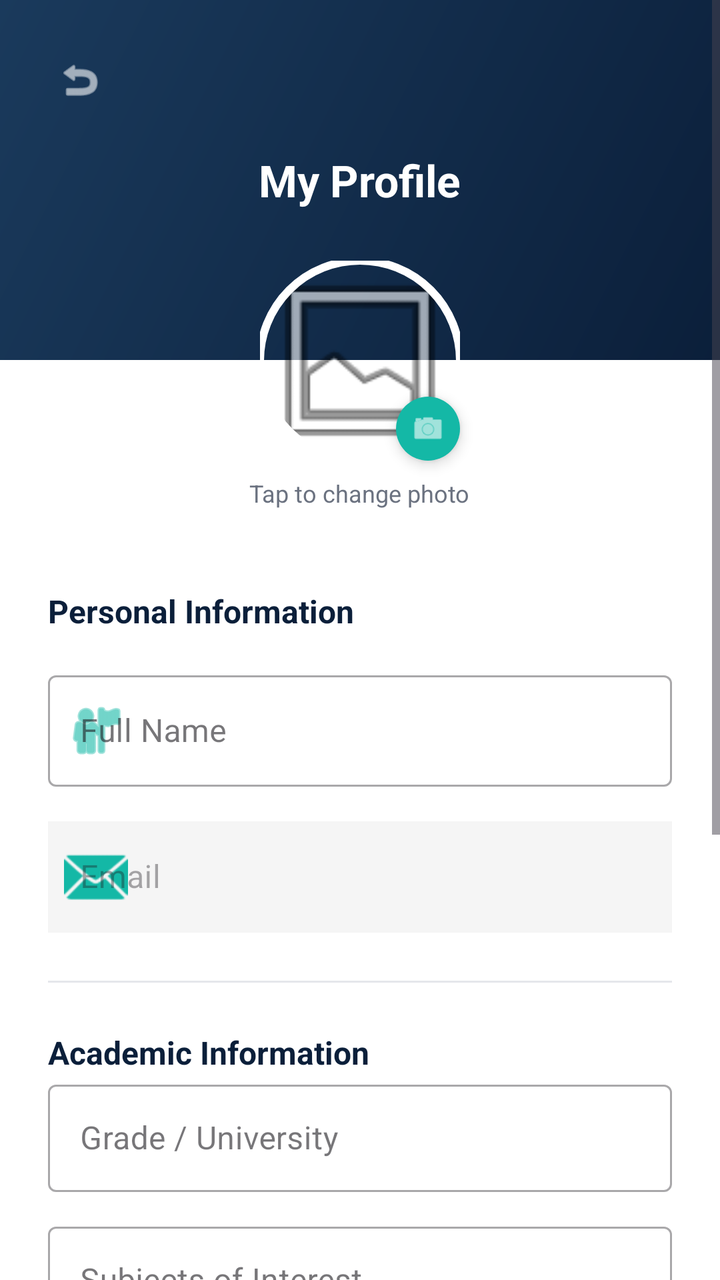
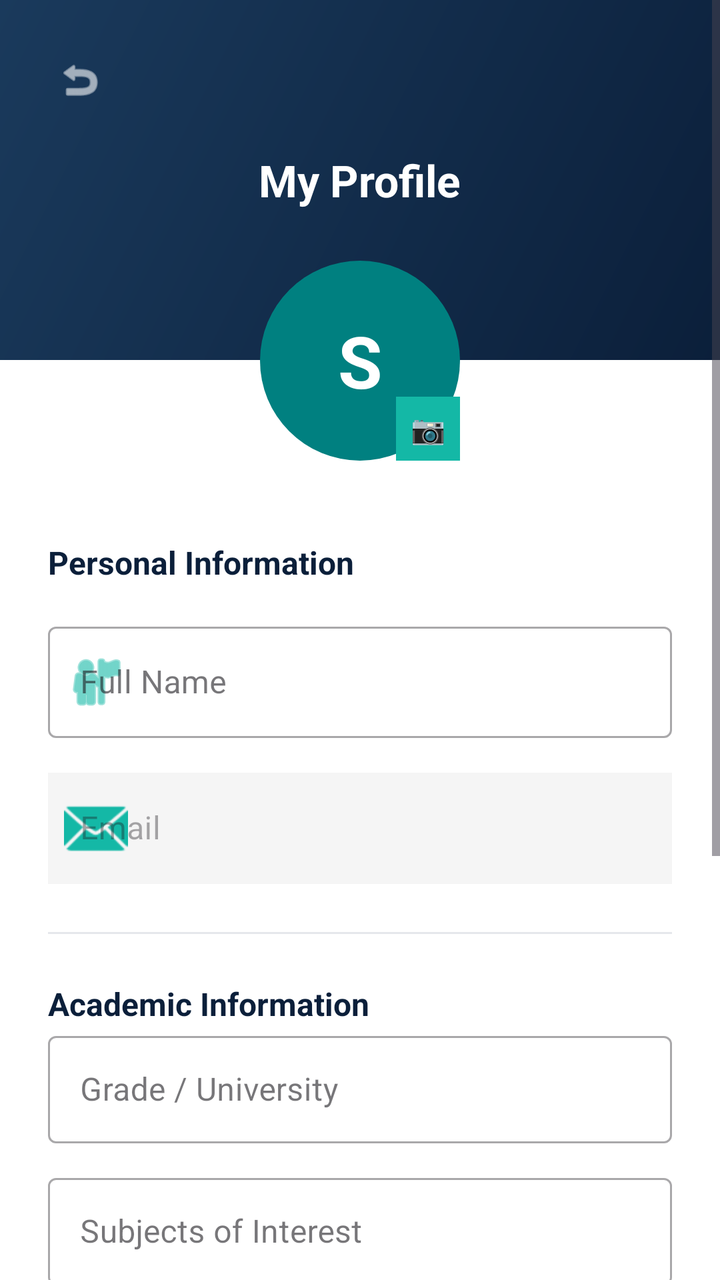

An Android layout rendered at two revisions. The XML below is the earlier revision; the diff shows what the commit changed to produce the second picture.
<!-- AndroidManifest.xml: application theme Theme.UniAssist -->
<!-- res/layout/activity_edit_profile.xml -->
<?xml version="1.0" encoding="utf-8"?>
<ScrollView xmlns:android="http://schemas.android.com/apk/res/android"
    xmlns:app="http://schemas.android.com/apk/res-auto"
    android:layout_width="match_parent"
    android:layout_height="match_parent"
    android:background="@color/white"
    android:fillViewport="true">

    <LinearLayout
        android:layout_width="match_parent"
        android:layout_height="wrap_content"
        android:orientation="vertical">

        
        <RelativeLayout
            android:layout_width="match_parent"
            android:layout_height="180dp"
            android:background="@drawable/bg_header_gradient">

            <ImageView
                android:id="@+id/ivBack"
                android:layout_width="48dp"
                android:layout_height="48dp"
                android:layout_margin="16dp"
                android:padding="12dp"
                android:src="@android:drawable/ic_menu_revert"
                app:tint="@color/white" />

            <TextView
                android:layout_width="wrap_content"
                android:layout_height="wrap_content"
                android:layout_centerInParent="true"
                android:text="@string/my_profile"
                android:textColor="@color/white"
                android:textSize="22sp"
                android:textStyle="bold" />
        </RelativeLayout>

        
        <RelativeLayout
            android:layout_width="match_parent"
            android:layout_height="wrap_content"
            android:layout_marginTop="-50dp">

            <com.google.android.material.imageview.ShapeableImageView
                android:id="@+id/ivProfile"
                android:layout_width="100dp"
                android:layout_height="100dp"
                android:layout_centerHorizontal="true"
                android:scaleType="centerCrop"
                android:src="@android:drawable/ic_menu_gallery"
                app:shapeAppearanceOverlay="@style/CircleImage"
                app:strokeColor="@color/white"
                app:strokeWidth="4dp" />

            <RelativeLayout
                android:id="@+id/rlChangePhoto"
                android:layout_width="32dp"
                android:layout_height="32dp"
                android:layout_alignBottom="@id/ivProfile"
                android:layout_alignEnd="@id/ivProfile"
                android:background="@drawable/bg_unread_indicator"
                android:elevation="4dp">

                <ImageView
                    android:layout_width="18dp"
                    android:layout_height="18dp"
                    android:layout_centerInParent="true"
                    android:src="@android:drawable/ic_menu_camera"
                    app:tint="@color/white" />
            </RelativeLayout>

            <TextView
                android:layout_width="wrap_content"
                android:layout_height="wrap_content"
                android:layout_below="@id/ivProfile"
                android:layout_centerHorizontal="true"
                android:layout_marginTop="8dp"
                android:text="@string/tap_to_change"
                android:textColor="@color/text_secondary"
                android:textSize="12sp" />
        </RelativeLayout>

        
        <androidx.cardview.widget.CardView
            android:layout_width="match_parent"
            android:layout_height="wrap_content"
            android:layout_marginTop="16dp"
            app:cardCornerRadius="24dp"
            app:cardElevation="0dp">

            <LinearLayout
                android:layout_width="match_parent"
                android:layout_height="wrap_content"
                android:orientation="vertical"
                android:padding="24dp">

                <TextView
                    android:layout_width="wrap_content"
                    android:layout_height="wrap_content"
                    android:text="@string/personal_info"
                    android:textColor="@color/primary"
                    android:textStyle="bold"
                    android:textSize="16sp" />

                <com.google.android.material.textfield.TextInputLayout
                    style="@style/Widget.MaterialComponents.TextInputLayout.OutlinedBox"
                    android:layout_width="match_parent"
                    android:layout_height="wrap_content"
                    android:layout_marginTop="16dp"
                    android:hint="@string/full_name"
                    app:startIconDrawable="@android:drawable/ic_menu_myplaces"
                    app:startIconTint="@color/accent">

                    <com.google.android.material.textfield.TextInputEditText
                        android:id="@+id/etFullName"
                        android:layout_width="match_parent"
                        android:layout_height="wrap_content"
                        android:inputType="textPersonName" />
                </com.google.android.material.textfield.TextInputLayout>

                <com.google.android.material.textfield.TextInputLayout
                    style="@style/Widget.MaterialComponents.TextInputLayout.OutlinedBox"
                    android:layout_width="match_parent"
                    android:layout_height="wrap_content"
                    android:layout_marginTop="12dp"
                    android:enabled="false"
                    android:hint="@string/email"
                    app:endIconDrawable="@android:drawable/ic_lock_lock"
                    app:endIconTint="@color/text_hint"
                    app:startIconDrawable="@android:drawable/ic_dialog_email"
                    app:startIconTint="@color/accent">

                    <com.google.android.material.textfield.TextInputEditText
                        android:id="@+id/etEmail"
                        android:layout_width="match_parent"
                        android:layout_height="wrap_content"
                        android:background="#F5F5F5"
                        android:inputType="textEmailAddress" />
                </com.google.android.material.textfield.TextInputLayout>

                <View
                    android:layout_width="match_parent"
                    android:layout_height="1dp"
                    android:layout_marginTop="24dp"
                    android:background="@color/divider" />

                <TextView
                    android:layout_width="wrap_content"
                    android:layout_height="wrap_content"
                    android:layout_marginTop="24dp"
                    android:text="@string/academic_info"
                    android:textColor="@color/primary"
                    android:textStyle="bold"
                    android:textSize="16sp" />

                <com.google.android.material.textfield.TextInputLayout
                    android:layout_width="match_parent"
                    android:layout_height="wrap_content"
                    android:layout_marginBottom="12dp"
                    style="@style/Widget.MaterialComponents.TextInputLayout.OutlinedBox"
                    android:hint="Grade / University">

                    <com.google.android.material.textfield.TextInputEditText
                        android:id="@+id/etGradeUniversity"
                        android:layout_width="match_parent"
                        android:layout_height="wrap_content"
                        android:inputType="text"
                        android:padding="16dp"/>
                </com.google.android.material.textfield.TextInputLayout>

                <com.google.android.material.textfield.TextInputLayout
                    android:layout_width="match_parent"
                    android:layout_height="wrap_content"
                    android:layout_marginBottom="12dp"
                    style="@style/Widget.MaterialComponents.TextInputLayout.OutlinedBox"
                    android:hint="Subjects of Interest">

                    <com.google.android.material.textfield.TextInputEditText
                        android:id="@+id/etSubjectsOfInterest"
                        android:layout_width="match_parent"
                        android:layout_height="wrap_content"
                        android:inputType="text"
                        android:padding="16dp"
                        android:lines="2"/>
                </com.google.android.material.textfield.TextInputLayout>

                <View
                    android:layout_width="match_parent"
                    android:layout_height="1dp"
                    android:layout_marginTop="24dp"
                    android:background="@color/divider" />

                <TextView
                    android:layout_width="wrap_content"
                    android:layout_height="wrap_content"
                    android:layout_marginTop="24dp"
                    android:text="@string/account"
                    android:textColor="@color/primary"
                    android:textStyle="bold"
                    android:textSize="16sp" />

                <RelativeLayout
                    android:id="@+id/rlChangePassword"
                    android:layout_width="match_parent"
                    android:layout_height="48dp"
                    android:layout_marginTop="8dp"
                    android:clickable="true"
                    android:focusable="true"
                    android:foreground="?attr/selectableItemBackground">

                    <ImageView
                        android:id="@+id/ivLock"
                        android:layout_width="20dp"
                        android:layout_height="20dp"
                        android:layout_centerVertical="true"
                        android:src="@android:drawable/ic_lock_idle_lock"
                        app:tint="@color/accent" />

                    <TextView
                        android:layout_width="wrap_content"
                        android:layout_height="wrap_content"
                        android:layout_centerVertical="true"
                        android:layout_marginStart="12dp"
                        android:layout_toEndOf="@id/ivLock"
                        android:text="@string/change_password"
                        android:textColor="@color/primary"
                        android:textSize="14sp" />

                    <ImageView
                        android:layout_width="20dp"
                        android:layout_height="20dp"
                        android:layout_alignParentEnd="true"
                        android:layout_centerVertical="true"
                        android:src="@android:drawable/ic_menu_revert"
                        android:rotation="180"
                        app:tint="@color/text_hint" />
                </RelativeLayout>

                <RelativeLayout
                    android:id="@+id/rlLogout"
                    android:layout_width="match_parent"
                    android:layout_height="48dp"
                    android:clickable="true"
                    android:focusable="true"
                    android:foreground="?attr/selectableItemBackground">

                    <ImageView
                        android:id="@+id/ivExit"
                        android:layout_width="20dp"
                        android:layout_height="20dp"
                        android:layout_centerVertical="true"
                        android:src="@android:drawable/ic_lock_power_off"
                        app:tint="@color/error" />

                    <TextView
                        android:layout_width="wrap_content"
                        android:layout_height="wrap_content"
                        android:layout_centerVertical="true"
                        android:layout_marginStart="12dp"
                        android:layout_toEndOf="@id/ivExit"
                        android:text="@string/logout"
                        android:textColor="@color/error"
                        android:textSize="14sp" />

                    <ImageView
                        android:layout_width="20dp"
                        android:layout_height="20dp"
                        android:layout_alignParentEnd="true"
                        android:layout_centerVertical="true"
                        android:src="@android:drawable/ic_menu_revert"
                        android:rotation="180"
                        app:tint="@color/text_hint" />
                </RelativeLayout>

                <Button
                    android:id="@+id/btnSaveProfile"
                    android:layout_width="match_parent"
                    android:layout_height="56dp"
                    android:layout_marginTop="32dp"
                    android:layout_marginBottom="16dp"
                    android:backgroundTint="@color/accent"
                    android:text="@string/save_changes"
                    android:textAllCaps="false"
                    android:textStyle="bold"
                    app:cornerRadius="12dp" />

            </LinearLayout>
        </androidx.cardview.widget.CardView>
    </LinearLayout>

</ScrollView>
<!-- resources referenced by this layout -->
<resources>
  <color name="accent">#14B8A6</color>
  <color name="divider">#E5E7EB</color>
  <color name="error">#EF4444</color>
  <color name="primary">#0B1F3A</color>
  <color name="text_hint">#9CA3AF</color>
  <color name="text_secondary">#6B7280</color>
  <color name="white">#FFFFFF</color>
  <!-- drawable bg_header_gradient (drawable) -->
  <?xml version="1.0" encoding="utf-8"?>
  <shape xmlns:android="http://schemas.android.com/apk/res/android"
      android:shape="rectangle">
      <gradient
          android:angle="135"
          android:endColor="@color/primary_light"
          android:startColor="@color/primary"
          android:type="linear" />
  </shape>
  <!-- drawable bg_unread_indicator (drawable) -->
  <?xml version="1.0" encoding="utf-8"?>
  <shape xmlns:android="http://schemas.android.com/apk/res/android"
      android:shape="oval">
      <solid android:color="@color/accent" />
  </shape>
  <string name="academic_info">Academic Information</string>
  <string name="account">Account</string>
  <string name="change_password">Change Password</string>
  <string name="email">Email</string>
  <string name="full_name">Full Name</string>
  <string name="logout">Logout</string>
  <string name="my_profile">My Profile</string>
  <string name="personal_info">Personal Information</string>
  <string name="save_changes">Save Changes</string>
  <string name="tap_to_change">Tap to change photo</string>
  <style name="CircleImage">
          <item name="cornerSize">50%</item>
      </style>
  <style name="Theme.UniAssist" parent="Base.Theme.UniAssist">
          <item name="android:windowTranslucentStatus">false</item>
          <item name="android:windowDrawsSystemBarBackgrounds">true</item>
          <item name="android:statusBarColor">@color/primary</item>
      </style>
  <color name="primary_light">#1a3a5c</color>
  <style name="Base.Theme.UniAssist" parent="Theme.Material3.DayNight.NoActionBar">
          
          
      </style>
</resources>

<!-- the commit's change to res/layout/activity_edit_profile.xml (unified diff, before → after) -->
@@ -37,49 +37,46 @@
         </RelativeLayout>
 
         
-        <RelativeLayout
-            android:layout_width="match_parent"
-            android:layout_height="wrap_content"
+        <FrameLayout
+            android:layout_width="100dp"
+            android:layout_height="100dp"
+            android:layout_gravity="center_horizontal"
             android:layout_marginTop="-50dp">
 
-            <com.google.android.material.imageview.ShapeableImageView
-                android:id="@+id/ivProfile"
+            <ImageView
+                android:id="@+id/ivProfilePhoto"
                 android:layout_width="100dp"
                 android:layout_height="100dp"
-                android:layout_centerHorizontal="true"
                 android:scaleType="centerCrop"
-                android:src="@android:drawable/ic_menu_gallery"
-                app:shapeAppearanceOverlay="@style/CircleImage"
-                app:strokeColor="@color/white"
-                app:strokeWidth="4dp" />
-
-            <RelativeLayout
-                android:id="@+id/rlChangePhoto"
+                android:background="@drawable/bg_teal_circle" />
+
+            <TextView
+                android:id="@+id/tvAvatarLetter"
+                android:layout_width="match_parent"
+                android:layout_height="match_parent"
+                android:gravity="center"
+                android:textColor="@color/surface"
+                android:textStyle="bold"
+                android:textSize="36sp"
+                android:text="S" />
+
+            <FrameLayout
+                android:id="@+id/flCameraOverlay"
                 android:layout_width="32dp"
                 android:layout_height="32dp"
-                android:layout_alignBottom="@id/ivProfile"
-                android:layout_alignEnd="@id/ivProfile"
-                android:background="@drawable/bg_unread_indicator"
-                android:elevation="4dp">
-
-                <ImageView
-                    android:layout_width="18dp"
-                    android:layout_height="18dp"
-                    android:layout_centerInParent="true"
-                    android:src="@android:drawable/ic_menu_camera"
-                    app:tint="@color/white" />
-            </RelativeLayout>
-
-            <TextView
-                android:layout_width="wrap_content"
-                android:layout_height="wrap_content"
-                android:layout_below="@id/ivProfile"
-                android:layout_centerHorizontal="true"
-                android:layout_marginTop="8dp"
-                android:text="@string/tap_to_change"
-                android:textColor="@color/text_secondary"
-                android:textSize="12sp" />
-        </RelativeLayout>
+                android:layout_gravity="bottom|end"
+                android:background="@color/accent"
+                android:clickable="true"
+                android:focusable="true">
+
+                <TextView
+                    android:layout_width="match_parent"
+                    android:layout_height="match_parent"
+                    android:gravity="center"
+                    android:text="📷"
+                    android:textSize="14sp" />
+            </FrameLayout>
+        </FrameLayout>
 
         
         <androidx.cardview.widget.CardView
<!-- resource entries referenced after the edit -->
@@ -4,8 +4,8 @@
   <color name="divider">#E5E7EB</color>
   <color name="error">#EF4444</color>
   <color name="primary">#0B1F3A</color>
+  <color name="surface">#FFFFFF</color>
   <color name="text_hint">#9CA3AF</color>
-  <color name="text_secondary">#6B7280</color>
   <color name="white">#FFFFFF</color>
   <!-- drawable bg_header_gradient (drawable) -->
   <?xml version="1.0" encoding="utf-8"?>
@@ -17,11 +17,11 @@
           android:startColor="@color/primary"
           android:type="linear" />
   </shape>
-  <!-- drawable bg_unread_indicator (drawable) -->
+  <!-- drawable bg_teal_circle (drawable) -->
   <?xml version="1.0" encoding="utf-8"?>
   <shape xmlns:android="http://schemas.android.com/apk/res/android"
       android:shape="oval">
-      <solid android:color="@color/accent" />
+      <solid android:color="#008080" />
   </shape>
   <string name="academic_info">Academic Information</string>
   <string name="account">Account</string>
@@ -32,10 +32,6 @@
   <string name="my_profile">My Profile</string>
   <string name="personal_info">Personal Information</string>
   <string name="save_changes">Save Changes</string>
-  <string name="tap_to_change">Tap to change photo</string>
-  <style name="CircleImage">
-          <item name="cornerSize">50%</item>
-      </style>
   <style name="Theme.UniAssist" parent="Base.Theme.UniAssist">
           <item name="android:windowTranslucentStatus">false</item>
           <item name="android:windowDrawsSystemBarBackgrounds">true</item>
